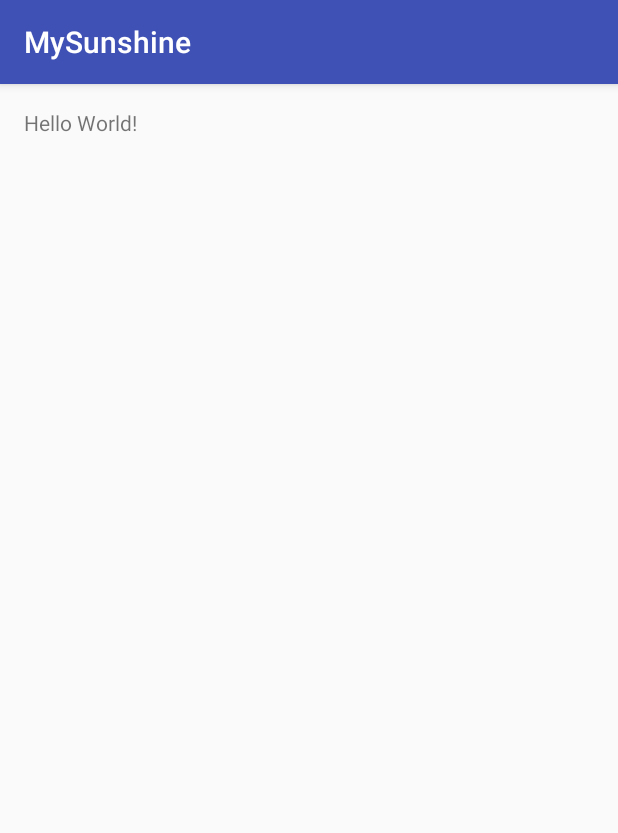
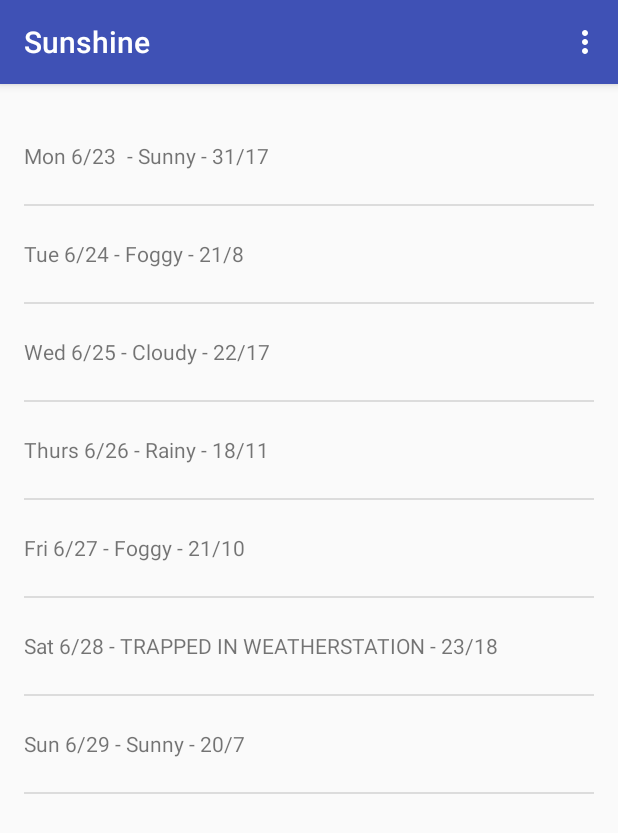
Before and after one commit to teslimSulaiman/sunshine, an Android app: the screen it shows after launch (MainActivity), on a phone screen of 412 x 824 dp. Shown: the top 833 px of the screen. Run offline under Robolectric (Android 15) with nearby library versions, the phone set to English and light mode, and no system bars.

Commit message:
Sunshine with dummy data

```diff
--- a/app/src/main/java/com/example/user/mysunshine/MainActivity.java
+++ b/app/src/main/java/com/example/user/mysunshine/MainActivity.java
@@ -1,7 +1,19 @@
 package com.example.user.mysunshine;
 
+import android.support.v4.app.Fragment;
 import android.support.v7.app.AppCompatActivity;
 import android.os.Bundle;
+import android.view.LayoutInflater;
+import android.view.Menu;
+import android.view.MenuItem;
+import android.view.View;
+import android.view.ViewGroup;
+import android.widget.ArrayAdapter;
+import android.widget.ListView;
+
+import java.util.ArrayList;
+import java.util.Arrays;
+import java.util.List;
 
 public class MainActivity extends AppCompatActivity {
 
@@ -9,7 +21,79 @@ public class MainActivity extends AppCompatActivity {
     protected void onCreate(Bundle savedInstanceState) {
         super.onCreate(savedInstanceState);
         setContentView(R.layout.activity_main);
+        if (savedInstanceState == null) {
+            getSupportFragmentManager().beginTransaction()
+                    .add(R.id.container, new PlaceholderFragment())
+                    .commit();
+        }
+    }
+
+    @Override
+    public boolean onCreateOptionsMenu(Menu menu) {
+        // Inflate the menu; this adds items to the action bar if it is present.
+        getMenuInflater().inflate(R.menu.main, menu);
+        return true;
+    }
+
+    @Override
+    public boolean onOptionsItemSelected(MenuItem item) {
+        // Handle action bar item clicks here. The action bar will
+        // automatically handle clicks on the Home/Up button, so long
+        // as you specify a parent activity in AndroidManifest.xml.
+        int id = item.getItemId();
+
+        //noinspection SimplifiableIfStatement
+        if (id == R.id.action_settings) {
+            return true;
+        }
+
+        return super.onOptionsItemSelected(item);
+    }
+
+    /**
+     * A placeholder fragment containing a simple view.
+     */
+    public static class PlaceholderFragment extends Fragment {
+
+        ArrayAdapter<String> mForecastAdapter;
+
+        public PlaceholderFragment() {
+        }
+
+        @Override
+        public View onCreateView(LayoutInflater inflater, ViewGroup container,
+                                 Bundle savedInstanceState) {
+
+            // Create some dummy data for the ListView.  Here's a sample weekly forecast
+            String[] data = {
+                    "Mon 6/23 - Sunny - 31/17",
+                    "Tue 6/24 - Foggy - 21/8",
+                    "Wed 6/25 - Cloudy - 22/17",
+                    "Thurs 6/26 - Rainy - 18/11",
+                    "Fri 6/27 - Foggy - 21/10",
+                    "Sat 6/28 - TRAPPED IN WEATHERSTATION - 23/18",
+                    "Sun 6/29 - Sunny - 20/7"
+            };
+            List<String> weekForecast = new ArrayList<String>(Arrays.asList(data));
 
 
+            // Now that we have some dummy forecast data, create an ArrayAdapter.
+            // The ArrayAdapter will take data from a source (like our dummy forecast) and
+            // use it to populate the ListView it's attached to.
+            mForecastAdapter =
+                    new ArrayAdapter<String>(
+                            getActivity(), // The current context (this activity)
+                            R.layout.list_item_forecast, // The name of the layout ID.
+                            R.id.list_item_forecast_textview, // The ID of the textview to populate.
+                            weekForecast);
+
+            View rootView = inflater.inflate(R.layout.fragment_main, container, false);
+
+            // Get a reference to the ListView, and attach this adapter to it.
+            ListView listView = (ListView) rootView.findViewById(R.id.listview_forecast);
+            listView.setAdapter(mForecastAdapter);
+
+            return rootView;
+        }
     }
 }
--- a/app/src/main/res/layout/activity_main.xml
+++ b/app/src/main/res/layout/activity_main.xml
@@ -1,17 +1,4 @@
-<?xml version="1.0" encoding="utf-8"?>
-<RelativeLayout xmlns:android="http://schemas.android.com/apk/res/android"
-    xmlns:tools="http://schemas.android.com/tools"
-    android:id="@+id/activity_main"
-    android:layout_width="match_parent"
-    android:layout_height="match_parent"
-    android:paddingBottom="@dimen/activity_vertical_margin"
-    android:paddingLeft="@dimen/activity_horizontal_margin"
-    android:paddingRight="@dimen/activity_horizontal_margin"
-    android:paddingTop="@dimen/activity_vertical_margin"
-    tools:context="com.example.user.mysunshine.MainActivity">
-
-    <TextView
-        android:layout_width="wrap_content"
-        android:layout_height="wrap_content"
-        android:text="Hello World!" />
-</RelativeLayout>
+<FrameLayout xmlns:android="http://schemas.android.com/apk/res/android"
+    xmlns:tools="http://schemas.android.com/tools" android:id="@+id/container"
+    android:layout_width="match_parent" android:layout_height="match_parent"
+    tools:context=".MainActivity" tools:ignore="MergeRootFrame" />
--- /dev/null
+++ b/app/src/main/res/layout/fragment_main.xml
@@ -0,0 +1,18 @@
+<FrameLayout xmlns:android="http://schemas.android.com/apk/res/android"
+    xmlns:tools="http://schemas.android.com/tools"
+    android:layout_width="match_parent"
+    android:layout_height="match_parent"
+    android:paddingLeft="@dimen/activity_horizontal_margin"
+
+    android:paddingRight="@dimen/activity_horizontal_margin"
+    android:paddingTop="@dimen/activity_vertical_margin"
+    android:paddingBottom="@dimen/activity_vertical_margin"
+    tools:context=".MainActivity$PlaceholderFragment">
+
+
+    <ListView
+        android:id="@+id/listview_forecast"
+        android:layout_width="match_parent"
+        android:layout_height="match_parent" />
+
+</FrameLayout>
--- /dev/null
+++ b/app/src/main/res/layout/list_item_forecast.xml
@@ -0,0 +1,8 @@
+<?xml version="1.0" encoding="utf-8"?>
+
+<TextView xmlns:android="http://schemas.android.com/apk/res/android"
+    android:layout_width="match_parent"
+    android:layout_height="wrap_content"
+    android:minHeight="?android:attr/listPreferredItemHeight"
+    android:gravity="center_vertical"
+    android:id="@+id/list_item_forecast_textview" />
--- /dev/null
+++ b/app/src/main/res/menu/main.xml
@@ -0,0 +1,6 @@
+<menu xmlns:android="http://schemas.android.com/apk/res/android"
+    xmlns:app="http://schemas.android.com/apk/res-auto"
+    xmlns:tools="http://schemas.android.com/tools" tools:context=".MainActivity">
+    <item android:id="@+id/action_settings" android:title="@string/action_settings"
+        android:orderInCategory="100" app:showAsAction="never" />
+</menu>
--- a/app/src/main/res/values/strings.xml
+++ b/app/src/main/res/values/strings.xml
@@ -1,3 +1,5 @@
 <resources>
-    <string name="app_name">MySunshine</string>
+    <string name="app_name">Sunshine</string>
+    <string name="hello_world">Hello world!</string>
+    <string name="action_settings">Settings</string>
 </resources>
```
Also changed, not shown: app/src/main/ic_launcher-web.png (added), app/src/main/res/mipmap-hdpi/ic_launcher.png, app/src/main/res/mipmap-mdpi/ic_launcher.png, app/src/main/res/mipmap-xhdpi/ic_launcher.png, app/src/main/res/mipmap-xxhdpi/ic_launcher.png, app/src/main/res/mipmap-xxxhdpi/ic_launcher.png.
